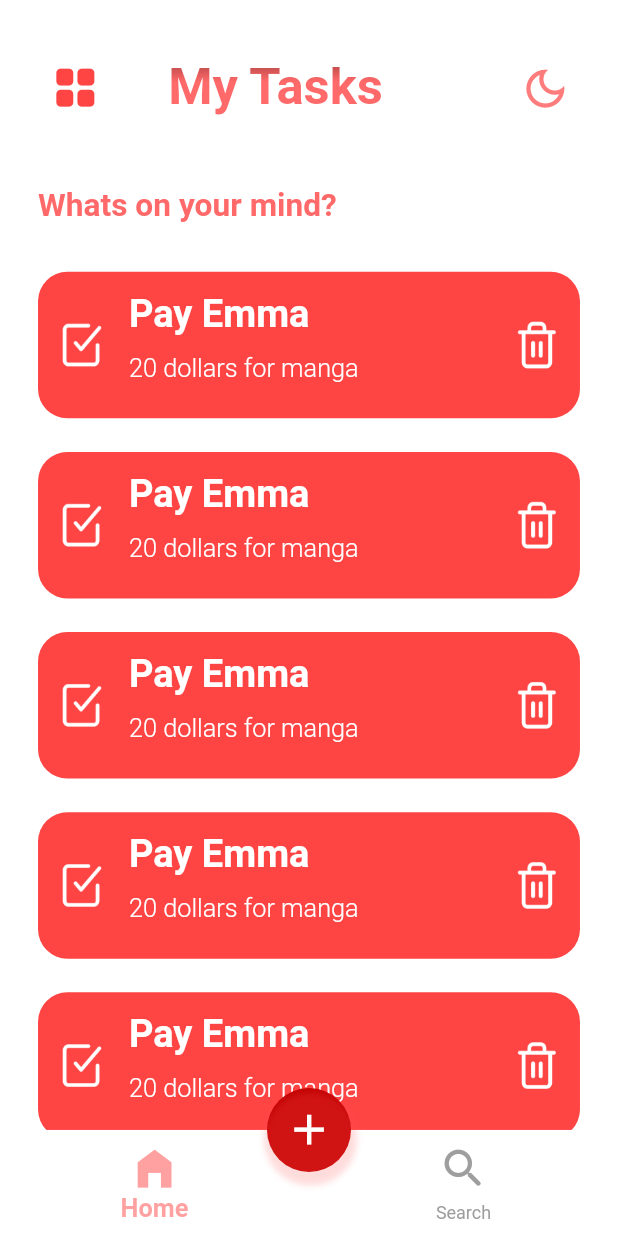
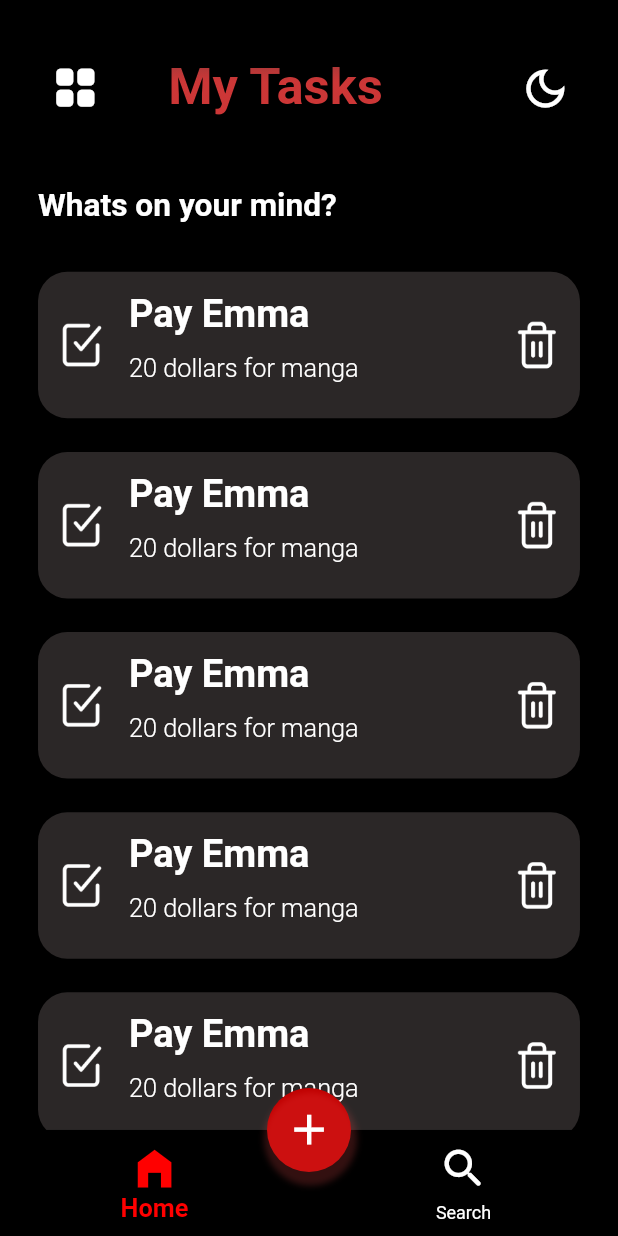
Before and after one commit to MohammedMotlaq/ToDoApp, a Flutter app: the screen it shows after launch, after a tap on "SignUp", on a phone screen of 412 x 824 dp. Run offline on Flutter 3.47's test engine with Material 2 defaults, Android fonts, the phone set to English and light mode, and no system bars; our stand-ins replace flutter_screenutil.

Commit message:
feat: implement dark mode

```diff
--- a/lib/Views/Screens/Home_Screen.dart
+++ b/lib/Views/Screens/Home_Screen.dart
@@ -2,6 +2,7 @@ import 'package:flutter/material.dart';
 import 'package:flutter_screenutil/flutter_screenutil.dart';
 import 'package:to_do_app/Views/Widgets/Grid_Tasks_Widget.dart';
 import 'package:to_do_app/Views/Widgets/Task_Widget.dart';
+import 'package:to_do_app/colors/Colors.dart';
 
 class HomeScreen extends StatefulWidget {
   const HomeScreen({Key? key}) : super(key: key);
@@ -15,7 +16,7 @@ class _HomeScreenState extends State<HomeScreen> {
   @override
   Widget build(BuildContext context) {
     return Container(
-      color: Colors.white,
+      color: appTheme['backgroundColor'],
       padding: EdgeInsets.only(top: 34.h, left: 24.w, right: 24.w),
       child: Column(
         children: [
@@ -29,13 +30,13 @@ class _HomeScreenState extends State<HomeScreen> {
                     });
                   },
                   icon: grid
-                      ? const Icon(
+                      ? Icon(
                           Icons.grid_view_rounded,
-                          color: Color.fromRGBO(255, 68, 68, 1),
+                          color: appTheme["text"],
                         )
-                      : const Icon(
+                      : Icon(
                           Icons.list,
-                          color: Color.fromRGBO(255, 68, 68, 1),
+                          color: appTheme["text"],
                         )),
               SizedBox(
                 width: 35.w,
@@ -64,7 +65,7 @@ class _HomeScreenState extends State<HomeScreen> {
                   onPressed: () {},
                   icon: Icon(
                     Icons.dark_mode_outlined,
-                    color: const Color.fromRGBO(255, 68, 68, 0.7),
+                    color: appTheme['text'],
                     size: 32.sp,
                   )),
             ],
@@ -77,7 +78,7 @@ class _HomeScreenState extends State<HomeScreen> {
             child: Text(
               "Whats on your mind?",
               style: TextStyle(
-                color: const Color.fromRGBO(255, 68, 68, 0.8),
+                color: appTheme['text'],
                 fontSize: 20.sp,
                 fontWeight: FontWeight.w600,
                 fontFamily: "Roboto",
--- a/lib/Views/Screens/Main_Screen.dart
+++ b/lib/Views/Screens/Main_Screen.dart
@@ -2,6 +2,7 @@ import 'package:flutter/material.dart';
 import 'package:flutter_screenutil/flutter_screenutil.dart';
 import 'package:to_do_app/Views/Screens/Search_Container.dart';
 import 'package:to_do_app/Views/Widgets/Add_Task_Widget.dart';
+import 'package:to_do_app/colors/Colors.dart';
 
 import 'Home_Screen.dart';
 
@@ -18,10 +19,11 @@ class _MainScreenState extends State<MainScreen> {
   @override
   Widget build(BuildContext context) {
     return Scaffold(
+      backgroundColor: appTheme['backgroundColor'],
       resizeToAvoidBottomInset: false,
       body: bodyWidget,
       floatingActionButton: FloatingActionButton(
-        backgroundColor: const Color.fromRGBO(196, 3, 3, 1.0),
+        backgroundColor: appTheme['addTaskButton'],
         elevation: 0,
         highlightElevation: 0,
         onPressed: () {
@@ -96,9 +98,9 @@ class _MainScreenState extends State<MainScreen> {
         ],
         selectedLabelStyle:
             TextStyle(fontWeight: FontWeight.bold, fontSize: 16.sp),
-        backgroundColor: Colors.white,
-        selectedItemColor: const Color.fromRGBO(255, 68, 68, 0.5),
-        unselectedItemColor: Colors.grey,
+        backgroundColor: appTheme['backgroundColor'],
+        selectedItemColor: appTheme['selectedColor'],
+        unselectedItemColor: appTheme['unselectedColor'],
       ),
     );
   }
--- a/lib/Views/Splash/Splash.dart
+++ b/lib/Views/Splash/Splash.dart
@@ -1,5 +1,6 @@
 import 'package:flutter/material.dart';
 import 'package:flutter_screenutil/flutter_screenutil.dart';
+import 'package:to_do_app/colors/Colors.dart';
 
 import '../Auth/SignIn_Screen.dart';
 
@@ -27,7 +28,7 @@ class _SplashState extends State<Splash> {
     return Scaffold(
       body: Container(
         alignment: Alignment.center,
-        color: const Color.fromRGBO(219, 35, 35, 1.0),
+        color: appTheme['backgroundColor'],
         width: 390.w,
         height: 844.h,
         child: Column(
@@ -38,14 +39,14 @@ class _SplashState extends State<Splash> {
             Text(
               "My Tasks",
               style: TextStyle(
-                  color: Colors.white,
+                  color: appTheme['text'],
                   fontSize: 32.sp,
                   fontWeight: FontWeight.bold),
             ),
             Text(
               "مهامي",
               style: TextStyle(
-                  color: Colors.white,
+                  color: appTheme['text'],
                   fontSize: 32.sp,
                   fontWeight: FontWeight.bold),
             ),
@@ -79,7 +80,7 @@ class _SplashState extends State<Splash> {
               height: 100.h,
               child: Text(
                 "Have a Nice Day 👋😍",
-                style: TextStyle(color: Colors.white70, fontSize: 25.sp),
+                style: TextStyle(color: appTheme['text'], fontSize: 25.sp),
               ),
             ),
           ],
--- a/lib/Views/Widgets/Grid_Tasks_Widget.dart
+++ b/lib/Views/Widgets/Grid_Tasks_Widget.dart
@@ -1,5 +1,7 @@
 import 'package:flutter/material.dart';
 import 'package:flutter_screenutil/flutter_screenutil.dart';
+
+import '../../colors/Colors.dart';
 
 class GridTaskWidget extends StatefulWidget {
   const GridTaskWidget({super.key});
@@ -13,12 +15,12 @@ class _GridTaskWidgetState extends State<GridTaskWidget> {
   Widget build(BuildContext context) {
     return Container(
       // padding: EdgeInsets.symmetric(vertical: 7.h, horizontal: 11.w),
-      padding: EdgeInsets.only(top: 21.h, bottom: 7.h,left:9.w ,right:12 ),
+      padding: EdgeInsets.only(top: 21.h, bottom: 7.h, left: 9.w, right: 12),
 
       margin: EdgeInsets.only(top: 23.h),
       decoration: BoxDecoration(
         borderRadius: BorderRadius.circular(20.r),
-        color: const Color.fromRGBO(255, 68, 68, 1),
+        color: appTheme['taskCartBackground'],
       ),
       child: Column(
         children: [
--- a/lib/Views/Widgets/Task_Widget.dart
+++ b/lib/Views/Widgets/Task_Widget.dart
@@ -1,5 +1,7 @@
 import 'package:flutter/material.dart';
 import 'package:flutter_screenutil/flutter_screenutil.dart';
+
+import '../../colors/Colors.dart';
 
 class TaskWidget extends StatefulWidget {
   const TaskWidget({super.key});
@@ -17,7 +19,7 @@ class _TaskWidgetState extends State<TaskWidget> {
       margin: EdgeInsets.only(top: 23.h),
       decoration: BoxDecoration(
         borderRadius: BorderRadius.circular(20.r),
-        color: const Color.fromRGBO(255, 68, 68, 1),
+        color: appTheme['taskCartBackground'],
       ),
       child: Row(
         children: [
--- a/lib/colors/Colors.dart
+++ b/lib/colors/Colors.dart
@@ -1,6 +1,6 @@
 import 'package:flutter/material.dart';
 
-Map<String, Color> appTheme = lightColors;
+Map<String, Color> appTheme = DarkColors;
 
 Map<String, Color> lightColors = {
   "backgroundColor": Color(0xFFFFFFFF),
@@ -9,7 +9,7 @@ Map<String, Color> lightColors = {
   "buttonColor": Color(0xFFFF4444),
   "hintText": Color(0xfF000000),
   "taskCartBackground": Color(0xFFFF4444),
-  "addTaskButton": Color(0xACFF0000),
+  "addTaskButton": Color(0x85FF0000),
   "selectedColor": Color(0xFFFF4444),
   "unselectedColor": Color(0xFF000000)
 };
@@ -23,5 +23,5 @@ Map<String, Color> DarkColors = {
   "taskCartBackground": Color(0xFF2B2727),
   "addTaskButton": Color(0xffBF0000),
   "selectedColor": Color(0xFFFF0000),
-  "unselectedColor": Color.fromRGBO(0, 0, 0, 1)
+  "unselectedColor": Color.fromARGB(255, 255, 255, 255)
 };
```
Also changed, not shown: lib/Views/Auth/SignUp_Screen.dart (+8 -7 lines).
